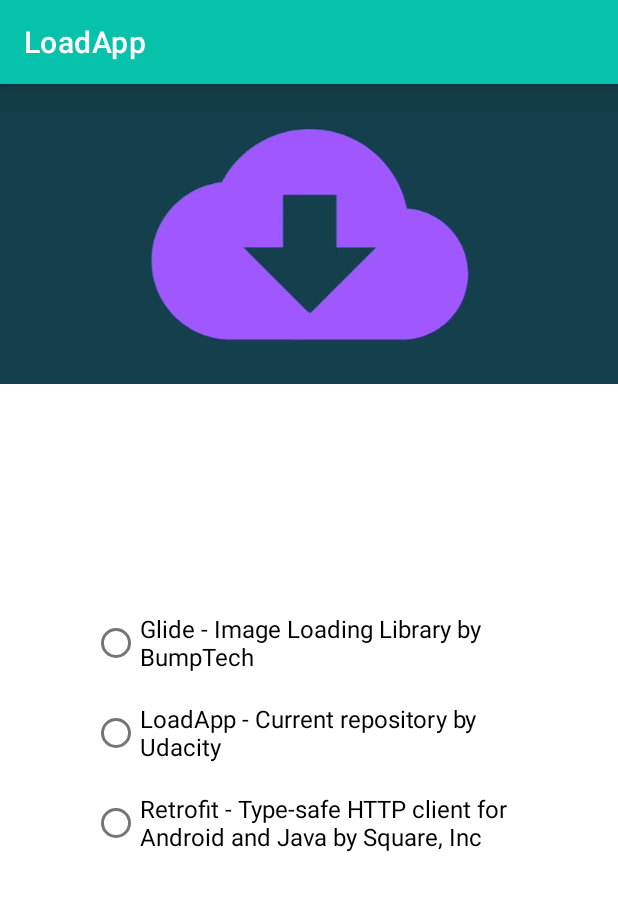
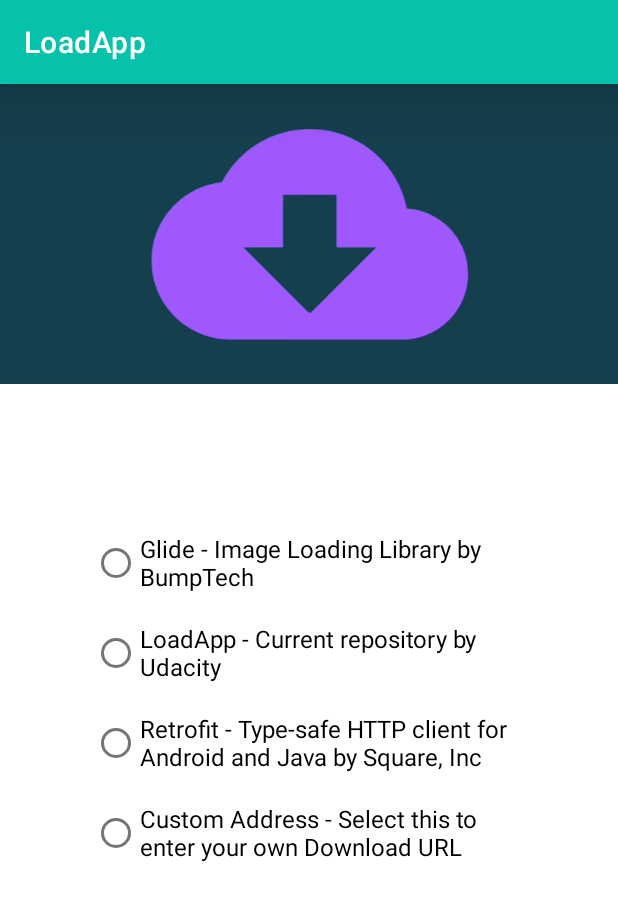
Before and after one commit to SVENTRIPIKAL/LoadApp-File-Downloader, an Android app: the screen it shows after launch (MainActivity), on a phone screen of 412 x 824 dp. Shown: the top 901 px of the screen. Run offline under Robolectric (Android 15) with nearby library versions, the light colour scheme and no system bars.

Commit message:
Added try catch exception block
--MainActivity.kt
    *deleted isUrlValid function
    *reverted to checking url status via try/catch block
    *renamed VALID_CONNECTION constant for status code to SUCCESS_RESPONSE_OK
    *added toast to display any other status code that is not an OK 200
    *added a catch for MalformedUrlException and display toast
    *added a catch for UnknownHostException and display toast
    *added a catch for any other exception to be printed to console
    *renamed getUrlConnectionCode function to getHttpResponseStatusCode
    *minor updates to string resource names
    *added custom url radio button so users can input personal download url
    *added showCustomUrlDialog function to display an AlertDialog to user with an editText field
--NotificationUtils.kt
    *renamed constant VALID_CONNECTION to SUCCESS_RESPONSE_OK
    *deleted unused URL_REGEX string regex constant
--content_main.xml
    *added additional radio button
    *added radio_customUrl id to button
--string.xml
    *added new string resources

```diff
--- a/app/src/main/java/com/udacity/utils/NotificationUtils.kt
+++ b/app/src/main/java/com/udacity/utils/NotificationUtils.kt
@@ -17,10 +17,9 @@ import com.udacity.R
  * notification id
  */
 const val NOTIFICATION_ID = 0
-const val VALID_CONNECTION = 200
+const val SUCCESS_RESPONSE_OK = 200
 const val FILE_NAME_EXTRA = "fileNameExtra"
 const val FILE_STATUS_EXTRA = "fileStatusExtra"
-const val URL_REGEX = "((http|https)://)(www.)?[a-zA-Z0-9@:%._\\+~#?&//=]{2,256}\\.[a-z]{2,6}\\b([-a-zA-Z0-9@:%._\\+~#?&//=]*)"
 
 
 /**
--- a/app/src/main/res/layout/content_main.xml
+++ b/app/src/main/res/layout/content_main.xml
@@ -27,7 +27,6 @@
         android:id="@+id/radioGroup"
         android:layout_width="wrap_content"
         android:layout_height="wrap_content"
-        android:layout_marginTop="50dp"
         app:layout_constraintBottom_toTopOf="@+id/customButton"
         app:layout_constraintEnd_toEndOf="parent"
         app:layout_constraintHorizontal_bias="0.5"
@@ -56,6 +55,13 @@
             android:layout_height="60dp"
             android:text="@string/text_retrofit"
             android:textSize="16sp" />
+
+        <RadioButton
+            android:id="@+id/radio_customUrl"
+            android:layout_width="290dp"
+            android:layout_height="60dp"
+            android:text="@string/text_custom_url"
+            android:textSize="16sp" />
     </RadioGroup>
 
 
--- a/app/src/main/res/values/strings.xml
+++ b/app/src/main/res/values/strings.xml
@@ -22,20 +22,25 @@
     <string name="toast_file_saved">File Saved To %1$s</string>
     <string name="toast_download_failed">Download Failed…</string>
     <string name="toast_downloading">Downloading…</string>
-    <string name="toast_no_file_url">HTTP 404…Resource Was Not Found</string>
-    <string name="toast_invalid_url">Bad Request…Invalid Web Address</string>
+    <string name="toast_unknown_host_exception">Unknown Host…Address Does Not Exist</string>
+    <string name="toast_malformed_url_exception">Malformed Url…No DNS Protocol Exists</string>
+    <string name="toast_http_response">HTTP Response - %1$s</string>
 
+    <string name="dialog_title">%1$s Needed</string>
     <string name="dialog_title_low_api">Storage Permission</string>
-    <string name="dialog_title">%1$s Needed</string>
+    <string name="dialog_title_exit">Close the session?</string>
+    <string name="dialog_title_custom_url">Enter Your Url</string>
+
+    <string name="dialog_message">%1$s requests this %2$s be enabled in your app settings.</string>
     <string name="dialog_message_high_api">channel</string>
     <string name="dialog_message_low_api">feature</string>
-    <string name="dialog_message">%1$s requests this %2$s be enabled in your app settings.</string>
+    <string name="dialog_message_exit">You are about to exit the app.</string>
+
     <string name="dialog_positive_text">GOTO SETTINGS</string>
+    <string name="dialog_positive_exit">Yes</string>
+    <string name="dialog_positive_submit">Submit</string>
+
     <string name="dialog_negative_text">Cancel</string>
-    <string name="dialog_exit_title">Close the session?</string>
-    <string name="dialog_exit_message">You are about to exit the app.</string>
-    <string name="dialog_exit_positive">Yes</string>
-    <string name="dialog_exit_negative">Cancel</string>
 
     <string name="uri_scheme_low_api">package</string>
 
@@ -45,6 +50,7 @@
     <string name="text_glide">Glide - Image Loading Library by BumpTech</string>
     <string name="text_loadapp">LoadApp - Current repository by Udacity</string>
     <string name="text_retrofit">Retrofit - Type-safe HTTP client for Android and Java by Square, Inc</string>
+    <string name="text_custom_url">Custom Address - Select this to enter your own Download URL</string>
 
     <string name="url_glide">https://github.com/bumptech/glide/archive/refs/heads/master.zip</string>
     <string name="url_loadApp">https://github.com/udacity/nd940-c3-advanced-android-programming-project-starter/archive/master.zip</string>
```
Also changed, not shown: app/src/main/java/com/udacity/MainActivity.kt (+93 -39 lines).
